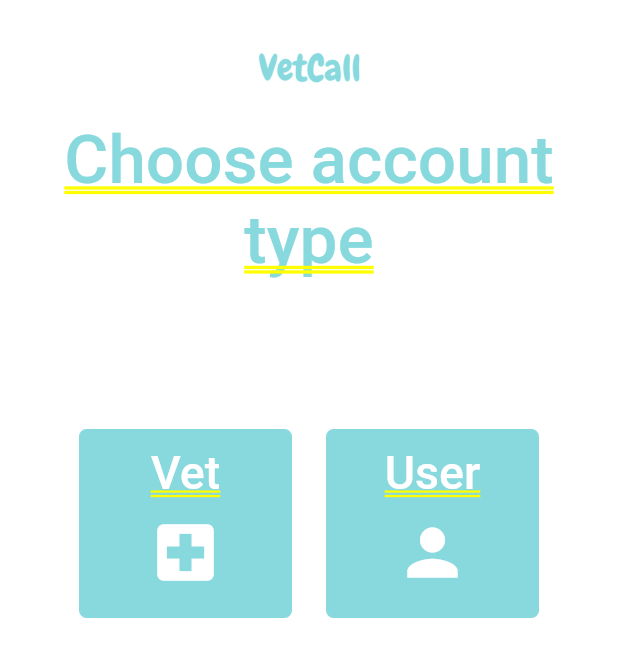
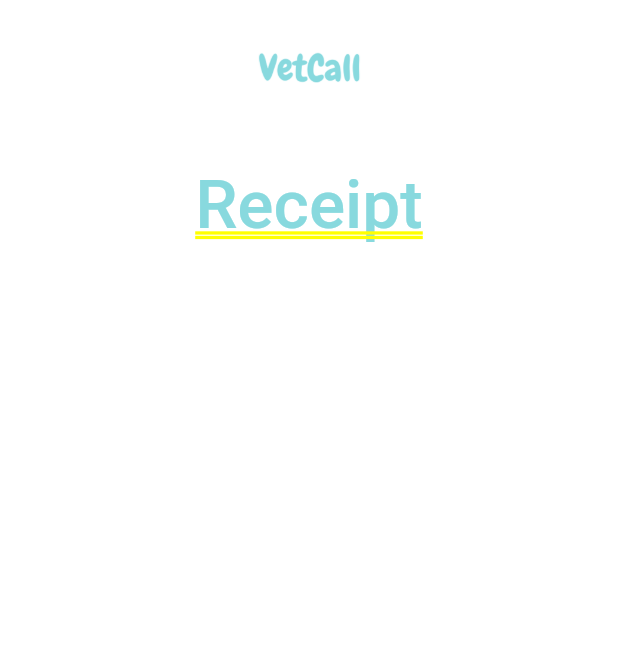
Before and after one commit to Niels-Hansen/VetCall, a Flutter app: the screen it shows after launch, on a phone screen of 412 x 824 dp. Shown: the top 657 px of the screen. Run offline on Flutter 3.47's test engine with Material 2 defaults, Android fonts, the phone set to English and light mode, and no system bars; Roboto replaces fonts that are missing (HelveticaNeue).

Commit message:
receipt page

```diff
--- a/lib/main.dart
+++ b/lib/main.dart
@@ -3,6 +3,7 @@ import 'dart:async';
 import 'test_page.dart';
 import 'login_page.dart';
 import 'account_type_page.dart';
+import 'receipt_page.dart';
 
 void main() {
   runApp(MyApp());
@@ -17,6 +18,6 @@ class MyApp extends StatelessWidget {
         theme: ThemeData(
           primaryColor: Colors.green,
         ),
-        home: AccountTypePage());
+        home: ReceiptPage());
   }
 }
--- /dev/null
+++ b/lib/receipt_page.dart
@@ -0,0 +1,42 @@
+import 'package:flutter/cupertino.dart';
+import 'package:flutter/material.dart';
+import 'package:flutter/painting.dart';
+import 'package:flutter/rendering.dart';
+
+class ReceiptPage extends StatefulWidget {
+  @override
+  _ReceiptPageState createState() => _ReceiptPageState();
+}
+
+class _ReceiptPageState extends State<ReceiptPage> {
+  @override
+  Widget build(BuildContext context) {
+    return (Container(
+        width: 375,
+        height: 667,
+        decoration: BoxDecoration(
+            border: Border.all(color: Colors.white, width: 30),
+            color: Colors.white),
+        child: Column(children: [
+          Container(
+            width: 72,
+            height: 30,
+            child: Image.asset('images/logo_cover.png'),
+          ),
+          Container(
+            height: 50,
+          ),
+          const Text("Receipt",
+              textAlign: TextAlign.center,
+              style: TextStyle(
+                  color: Color(0xff88d9de),
+                  fontWeight: FontWeight.w500,
+                  fontFamily: "HelveticaNeue",
+                  fontStyle: FontStyle.normal,
+                  fontSize: 45.0)),
+          Container(
+            height: 100,
+          ),
+        ])));
+  }
+}
```
